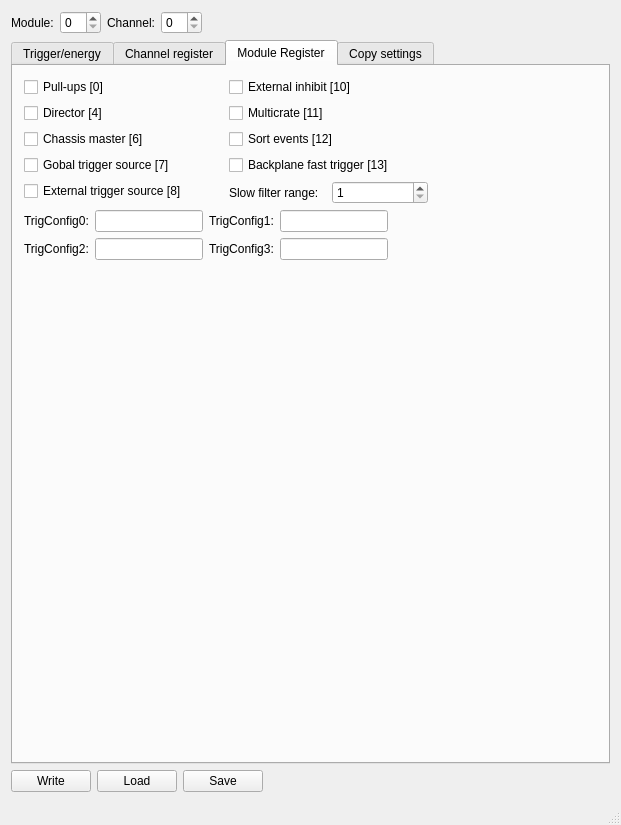
oslocyclotronlab/OCLDAQ, file sirius/src/XIAengineControl/mainwindow.ui: the form before one commit.
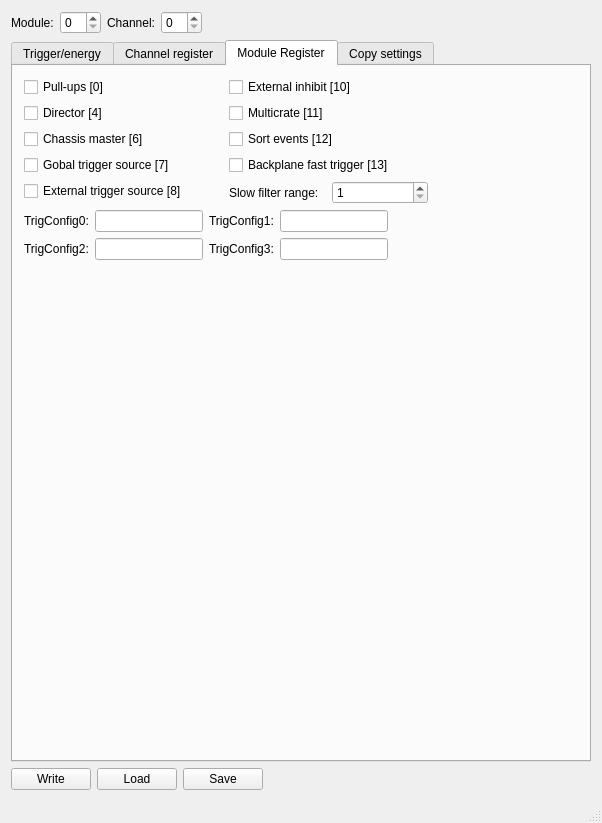
The form after the commit. The open tabs and pages were chosen to show the change.

Commit message: Bug fix which caused wrongfull conversion of HEX strings to integer type

The edit to the form file:
```diff
--- a/sirius/src/XIAengineControl/mainwindow.ui
+++ b/sirius/src/XIAengineControl/mainwindow.ui
@@ -6,8 +6,8 @@
    <rect>
     <x>0</x>
     <y>0</y>
-    <width>621</width>
-    <height>825</height>
+    <width>602</width>
+    <height>823</height>
    </rect>
   </property>
   <property name="windowTitle">
@@ -1419,8 +1419,8 @@
               </property>
               <property name="sizeHint" stdset="0">
                <size>
-                <width>13</width>
-                <height>17</height>
+                <width>40</width>
+                <height>20</height>
                </size>
               </property>
              </spacer>
```
Left out of the diff: 6 changed lines with no effect on the pictures. The commit also changes 2 other files.
